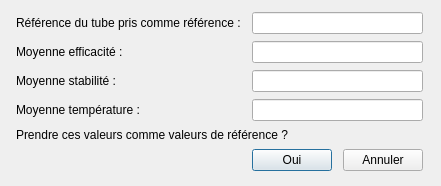
The window that LED-Tester/saverefdialog.ui (faniryxx/LED-Tester) describes before a commit, drawn with Qt 5.
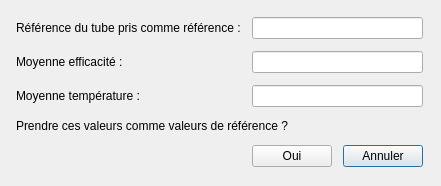
The same window after the commit.

Commit message: Suppression de tout ce qui est relatif à la stabilité

What changed in the file:
```diff
--- a/LED-Tester/saverefdialog.ui
+++ b/LED-Tester/saverefdialog.ui
@@ -23,7 +23,7 @@
    <bool>false</bool>
   </property>
   <layout class="QGridLayout" name="gridLayout">
-   <item row="5" column="0" colspan="2">
+   <item row="4" column="0" colspan="2">
     <widget class="QLabel" name="label_5">
      <property name="sizePolicy">
       <sizepolicy hsizetype="Preferred" vsizetype="Fixed">
@@ -37,13 +37,6 @@
     </widget>
    </item>
    <item row="2" column="0">
-    <widget class="QLabel" name="label_2">
-     <property name="text">
-      <string>Moyenne stabilité :</string>
-     </property>
-    </widget>
-   </item>
-   <item row="3" column="0">
     <widget class="QLabel" name="label_3">
      <property name="text">
       <string>Moyenne température :</string>
@@ -63,7 +56,33 @@
      </property>
     </widget>
    </item>
-   <item row="3" column="1" colspan="2">
+   <item row="5" column="2">
+    <widget class="QPushButton" name="annulerRef">
+     <property name="sizePolicy">
+      <sizepolicy hsizetype="Fixed" vsizetype="Fixed">
+       <horstretch>0</horstretch>
+       <verstretch>0</verstretch>
+      </sizepolicy>
+     </property>
+     <property name="text">
+      <string>Annuler</string>
+     </property>
+    </widget>
+   </item>
+   <item row="1" column="1" colspan="2">
+    <widget class="QLineEdit" name="efficaciteRefLineEdit">
+     <property name="sizePolicy">
+      <sizepolicy hsizetype="Preferred" vsizetype="Fixed">
+       <horstretch>0</horstretch>
+       <verstretch>0</verstretch>
+      </sizepolicy>
+     </property>
+     <property name="readOnly">
+      <bool>true</bool>
+     </property>
+    </widget>
+   </item>
+   <item row="2" column="1" colspan="2">
     <widget class="QLineEdit" name="temperatureRefLineEdit">
      <property name="sizePolicy">
       <sizepolicy hsizetype="Preferred" vsizetype="Fixed">
@@ -76,20 +95,7 @@
      </property>
     </widget>
    </item>
-   <item row="1" column="0">
-    <widget class="QLabel" name="label">
-     <property name="sizePolicy">
-      <sizepolicy hsizetype="Fixed" vsizetype="Fixed">
-       <horstretch>0</horstretch>
-       <verstretch>0</verstretch>
-      </sizepolicy>
-     </property>
-     <property name="text">
-      <string>Moyenne efficacité :</string>
-     </property>
-    </widget>
-   </item>
-   <item row="6" column="1">
+   <item row="5" column="1">
     <widget class="QPushButton" name="confirmerRef">
      <property name="sizePolicy">
       <sizepolicy hsizetype="Fixed" vsizetype="Fixed">
@@ -105,8 +111,8 @@
      </property>
     </widget>
    </item>
-   <item row="6" column="2">
-    <widget class="QPushButton" name="annulerRef">
+   <item row="1" column="0">
+    <widget class="QLabel" name="label">
      <property name="sizePolicy">
       <sizepolicy hsizetype="Fixed" vsizetype="Fixed">
        <horstretch>0</horstretch>
@@ -114,33 +120,7 @@
       </sizepolicy>
      </property>
      <property name="text">
-      <string>Annuler</string>
-     </property>
-    </widget>
-   </item>
-   <item row="2" column="1" colspan="2">
-    <widget class="QLineEdit" name="stabiliteRefLineEdit">
-     <property name="sizePolicy">
-      <sizepolicy hsizetype="Preferred" vsizetype="Fixed">
-       <horstretch>0</horstretch>
-       <verstretch>0</verstretch>
-      </sizepolicy>
-     </property>
-     <property name="readOnly">
-      <bool>true</bool>
-     </property>
-    </widget>
-   </item>
-   <item row="1" column="1" colspan="2">
-    <widget class="QLineEdit" name="efficaciteRefLineEdit">
-     <property name="sizePolicy">
-      <sizepolicy hsizetype="Preferred" vsizetype="Fixed">
-       <horstretch>0</horstretch>
-       <verstretch>0</verstretch>
-      </sizepolicy>
-     </property>
-     <property name="readOnly">
-      <bool>true</bool>
+      <string>Moyenne efficacité :</string>
      </property>
     </widget>
    </item>
```
The commit also changes 9 other files.
